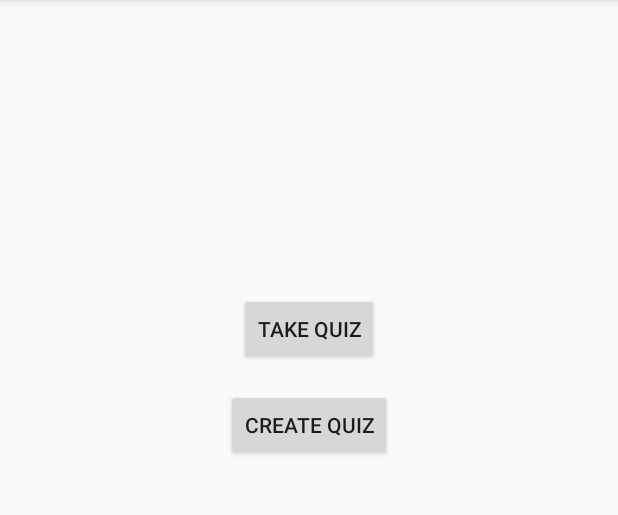
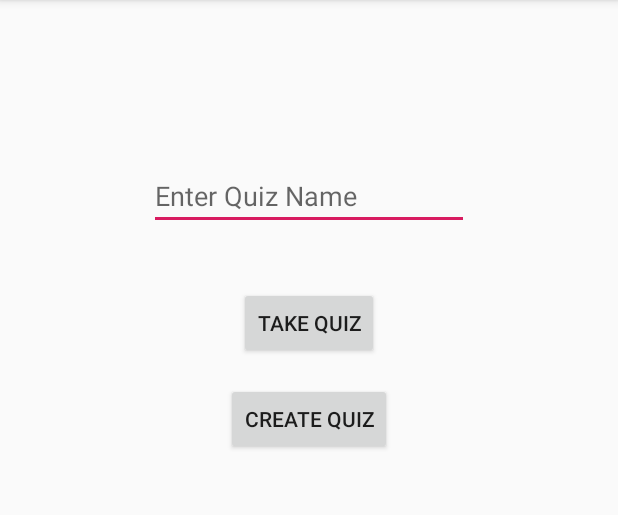
Before and after one commit to JeffreyPWagner/BattleQuiz, an Android app: the screen it shows after launch (HomeScreenActivity), on a phone screen of 412 x 824 dp, the part 84-599 px from its top. Run offline under Robolectric (Android 15) with nearby library versions, the phone set to English and light mode, and no system bars.

Commit message:
Updated home screen activity

```diff
--- a/app/src/main/java/com/example/battlequiz/HomeScreenActivity.java
+++ b/app/src/main/java/com/example/battlequiz/HomeScreenActivity.java
@@ -8,11 +8,17 @@ import android.view.View;
 import android.view.Menu;
 import android.view.MenuItem;
 import android.widget.Button;
+import android.widget.EditText;
 
 public class HomeScreenActivity extends AppCompatActivity {
 
     // button to create quiz
     Button createQuizBut;
+
+    // button to take quiz
+    Button takeQuizBut;
+
+    EditText quizNameInput;
 
     @Override
     protected void onCreate(Bundle savedInstanceState) {
@@ -23,11 +29,20 @@ public class HomeScreenActivity extends AppCompatActivity {
         Toolbar toolbar = findViewById(R.id.toolbar);
         setSupportActionBar(toolbar);
 
+        quizNameInput = findViewById(R.id.quiz_name_input_home);
+
         // instantiate create quiz button and set it to launch the create quiz activity
         createQuizBut = (Button)findViewById(R.id.create_quiz_but);
         createQuizBut.setOnClickListener((View v) -> {
             Intent createQuizIntent = new Intent(HomeScreenActivity.this, CreateQuizActivity.class);
             startActivity(createQuizIntent);
+        });
+
+        // instantiate take quiz button and set it to launch the take quiz activity
+        takeQuizBut = (Button)findViewById(R.id.take_quiz_but);
+        takeQuizBut.setOnClickListener((View v) -> {
+            Intent takeQuizIntent = new Intent(HomeScreenActivity.this, TakeQuizActivity.class);
+            startActivity(takeQuizIntent);
         });
     }
 
--- a/app/src/main/res/layout/home_screen_content.xml
+++ b/app/src/main/res/layout/home_screen_content.xml
@@ -12,16 +12,14 @@
         android:id="@+id/take_quiz_but"
         android:layout_width="wrap_content"
         android:layout_height="wrap_content"
-        android:layout_marginStart="8dp"
         android:layout_marginTop="8dp"
-        android:layout_marginEnd="8dp"
         android:layout_marginBottom="8dp"
         android:text="@string/take_quiz"
         app:layout_constraintBottom_toBottomOf="parent"
-        app:layout_constraintEnd_toEndOf="parent"
-        app:layout_constraintStart_toStartOf="parent"
-        app:layout_constraintTop_toTopOf="parent"
-        app:layout_constraintVertical_bias="0.266" />
+        app:layout_constraintEnd_toEndOf="@+id/quiz_name_input_home"
+        app:layout_constraintStart_toStartOf="@+id/quiz_name_input_home"
+        app:layout_constraintTop_toBottomOf="@+id/quiz_name_input_home"
+        app:layout_constraintVertical_bias="0.054" />
 
     <Button
         android:id="@+id/create_quiz_but"
@@ -32,4 +30,20 @@
         app:layout_constraintEnd_toEndOf="@+id/take_quiz_but"
         app:layout_constraintStart_toStartOf="@+id/take_quiz_but"
         app:layout_constraintTop_toBottomOf="@+id/take_quiz_but" />
+
+    <EditText
+        android:id="@+id/quiz_name_input_home"
+        android:layout_width="wrap_content"
+        android:layout_height="wrap_content"
+        android:layout_marginStart="8dp"
+        android:layout_marginTop="108dp"
+        android:layout_marginEnd="8dp"
+        android:ems="10"
+        android:hint="@string/enter_quiz_name"
+        android:inputType="textPersonName"
+        app:layout_constraintEnd_toEndOf="parent"
+        app:layout_constraintStart_toStartOf="parent"
+        app:layout_constraintTop_toTopOf="parent"
+        android:autofillHints="" />
+
 </android.support.constraint.ConstraintLayout>
```
